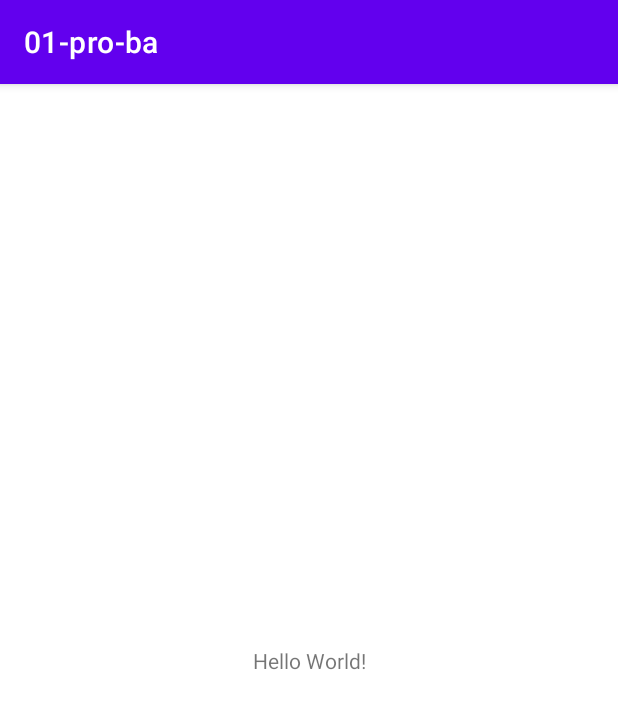
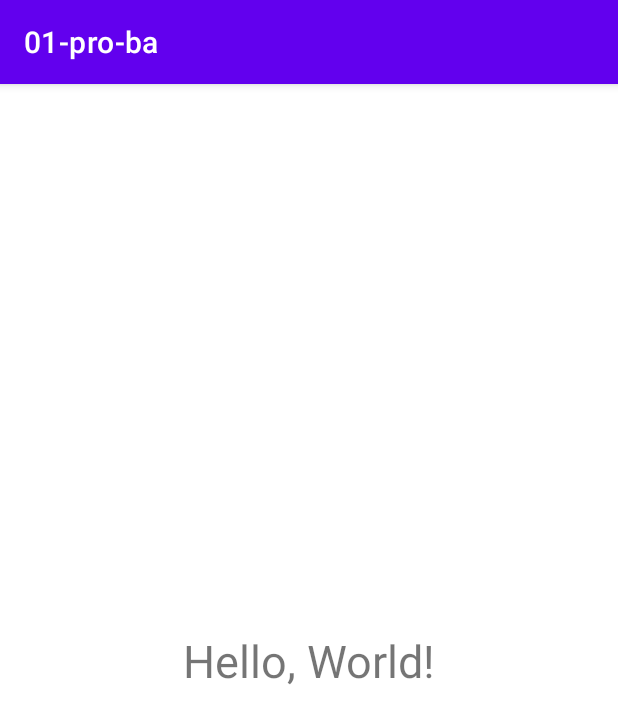
Before and after one commit to Maks-Pi/Learning_Ja_Andr_01, an Android app: the screen it shows after launch (MainActivity), on a phone screen of 412 x 824 dp. Shown: the top 724 px of the screen. Run offline under Robolectric (Android 15) with nearby library versions, the phone set to English and light mode, and no system bars.

Commit message:
Some terrible changing in code. Most for visualize.

```diff
--- a/app/src/main/java/com/abbad/a01_pro_ba/MainActivity.java
+++ b/app/src/main/java/com/abbad/a01_pro_ba/MainActivity.java
@@ -11,4 +11,5 @@ public class MainActivity extends AppCompatActivity {
         super.onCreate(savedInstanceState);
         setContentView(R.layout.activity_main);
     }
+    // Пробные действия с визуальной оболочкой.
 }
--- a/app/src/main/res/layout/activity_main.xml
+++ b/app/src/main/res/layout/activity_main.xml
@@ -9,7 +9,8 @@
     <TextView
         android:layout_width="wrap_content"
         android:layout_height="wrap_content"
-        android:text="Hello World!"
+        android:text="Hello, World!"
+        android:textSize="30sp"
         app:layout_constraintBottom_toBottomOf="parent"
         app:layout_constraintLeft_toLeftOf="parent"
         app:layout_constraintRight_toRightOf="parent"
```
